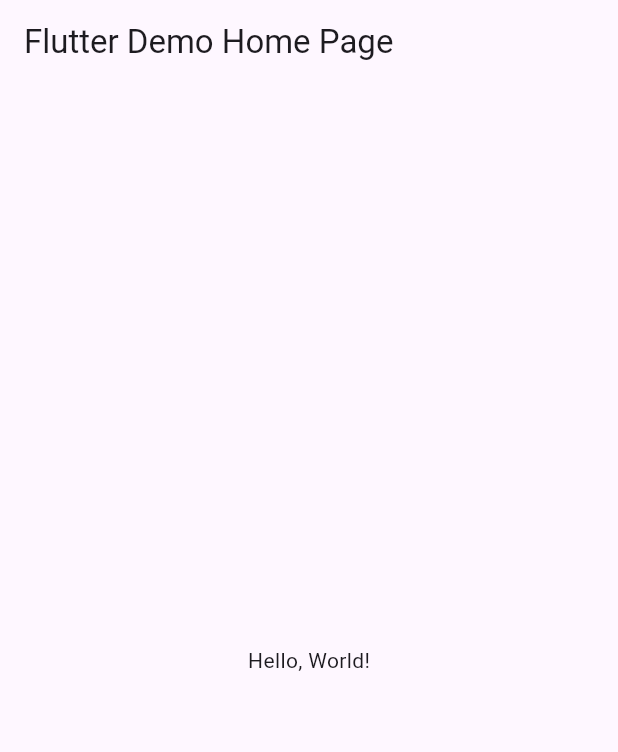
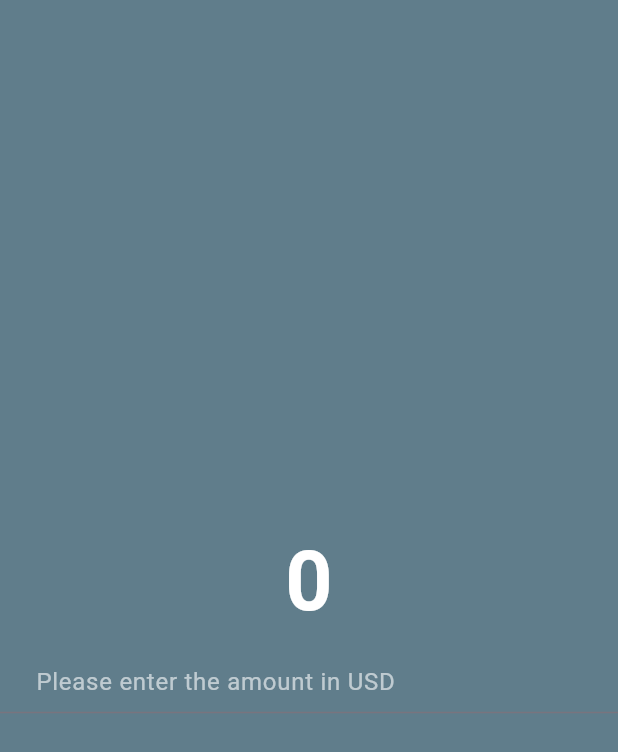
Before and after one commit to JeevanthJawaghar/CurrencyConverter, a Flutter app: the screen it shows after launch, on a phone screen of 412 x 824 dp. Shown: the top 752 px of the screen. Run offline on Flutter 3.47's test engine with Material 3 defaults, Android fonts, the phone set to English and light mode, and no system bars.

Commit message:
First Commit

```diff
--- /dev/null
+++ b/lib/currency_converter_material_page.dart
@@ -0,0 +1,39 @@
+import 'package:flutter/material.dart';
+
+class CurrencyConverterMaterialPage extends StatelessWidget {
+  const CurrencyConverterMaterialPage({super.key});
+
+  @override
+  Widget build(BuildContext context) {
+    return const Scaffold(
+      backgroundColor: Colors.blueGrey,
+      body: Center(
+        child: Column(
+          mainAxisAlignment: MainAxisAlignment.center,
+          children: [
+            Text(
+              '0',
+              style: TextStyle(
+                fontSize: 55,
+                fontWeight: FontWeight.bold,
+                color: Color.fromARGB(255, 255, 255, 255),
+              ),
+            ),
+            TextField(
+              style: TextStyle(
+                color: Colors.white,
+              ),
+              decoration: InputDecoration(
+                hintText: 'Please enter the amount in USD',
+                hintStyle: TextStyle(
+                  color: Colors.white60,
+                ),
+                prefix: Icon(Icons.monetization_on),
+              ),
+            ),
+          ],
+        ),
+      ),
+    );
+  }
+}
--- a/lib/main.dart
+++ b/lib/main.dart
@@ -1,43 +1,17 @@
 import 'package:flutter/material.dart';
+import './currency_converter_material_page.dart';
 
-void main() => runApp(MyApp());
+void main() {
+  runApp(const MyApp());
+}
 
 class MyApp extends StatelessWidget {
   const MyApp({super.key});
-  // This widget is the root of your application.
+
   @override
   Widget build(BuildContext context) {
-    return MaterialApp(
-      // Application name
-      title: 'Flutter Hello World',
-      // Application theme data, you can set the colors for the application as
-      // you want
-      theme: ThemeData(
-        // useMaterial3: false,
-        primarySwatch: Colors.blue,
-      ),
-      // A widget which will be started on application startup
-      home: MyHomePage(title: 'Flutter Demo Home Page'),
+    return const MaterialApp(
+      home: CurrencyConverterMaterialPage(),
     );
   }
 }
-
-class MyHomePage extends StatelessWidget {
-  final String title;
-  const MyHomePage({super.key, required this.title});
-
-  @override
-  Widget build(BuildContext context) {
-    return Scaffold(
-      appBar: AppBar(
-        // The title text which will be shown on the action bar
-        title: Text(title),
-      ),
-      body: Center(
-        child: Text(
-          'Hello, World!',
-        ),
-      ),
-    );
-  }
-}
```
